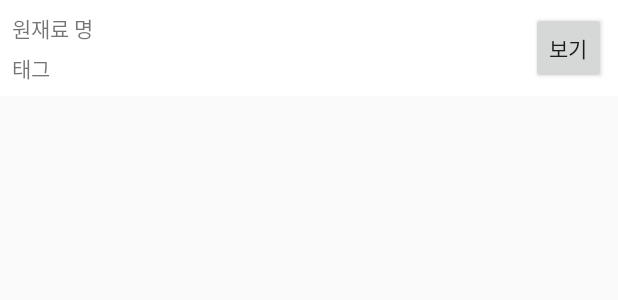
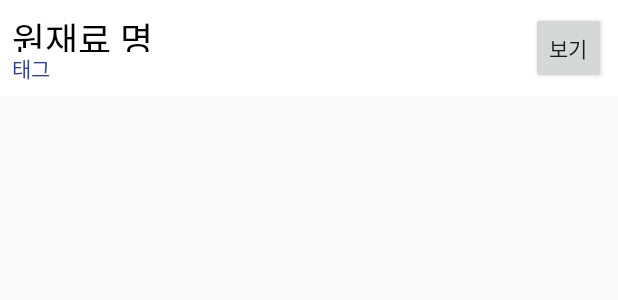
Before and after one commit to FoodAdditivesCam/Eatfo, an Android app: the layout info.xml on its own in the app's theme, with its tools: preview values and no code run, on a phone screen of 412 x 824 dp. Shown: the top 300 px of the screen. Run offline under Robolectric (Android 15) with nearby library versions, the light colour scheme and no system bars.

Commit message:
Update info.xml
눈에 더 잘들어오게 색이랑 크기 좀 바꿔봤음

```diff
--- a/app/src/main/res/layout/info.xml
+++ b/app/src/main/res/layout/info.xml
@@ -27,13 +27,17 @@
                 android:layout_width="match_parent"
                 android:layout_height="wrap_content"
                 android:layout_weight="1"
-                android:text="원재료 명" />
+                android:text="원재료 명"
+                android:textColor="#000000"
+                android:textColorHighlight="#FFFFFF"
+                android:textSize="24sp" />
 
             <TextView
                 android:id="@+id/tag"
                 android:layout_width="match_parent"
                 android:layout_height="wrap_content"
-                android:text="태그" />
+                android:text="태그"
+                android:textColor="@color/colorPrimaryDark" />
         </LinearLayout>
 
         <Button
```
